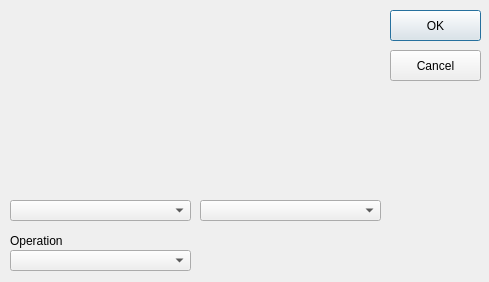
Qt form TMOgui/resources2.ui (cadik/TMS) before a commit.
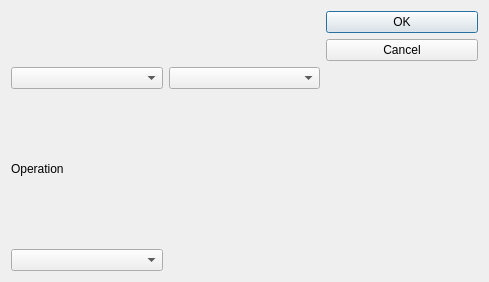
The same form after that commit.

```diff
--- a/TMOgui/resources2.ui
+++ b/TMOgui/resources2.ui
@@ -16,41 +16,55 @@
     <property name="windowTitle">
       <string>Image Operation</string>
     </property>
+  <layout class="QGridLayout" name="gridLayout">
+   <item row="0" column="0" rowspan="2">
+    <widget class="QLabel" name="PixmapLabel1">
+     <property name="scaledContents">
+      <bool>false</bool>
+     </property>
+     <property name="alignment">
+      <set>Qt::AlignCenter</set>
+     </property>
+     <property name="wordWrap">
+      <bool>false</bool>
+     </property>
+    </widget>
+   </item>
+   <item row="0" column="1" rowspan="2">
+    <widget class="QLabel" name="PixmapLabel2">
+     <property name="scaledContents">
+      <bool>false</bool>
+     </property>
+     <property name="alignment">
+      <set>Qt::AlignCenter</set>
+     </property>
+     <property name="wordWrap">
+      <bool>false</bool>
+     </property>
+    </widget>
+   </item>
+   <item row="0" column="2">
     <widget class="QPushButton" name="PushButton3">
-      <property name="geometry">
-        <rect>
-          <x>390</x>
-          <y>10</y>
-          <width>91</width>
-          <height>31</height>
-        </rect>
-      </property>
       <property name="text">
         <string>OK</string>
       </property>
     </widget>
+   </item>
+   <item row="1" column="2">
     <widget class="QPushButton" name="PushButton4">
-      <property name="geometry">
-        <rect>
-          <x>390</x>
-          <y>50</y>
-          <width>91</width>
-          <height>31</height>
-        </rect>
-      </property>
       <property name="text">
         <string>Cancel</string>
       </property>
     </widget>
+   </item>
+   <item row="2" column="0">
+    <widget class="QComboBox" name="ComboBox1"/>
+   </item>
+   <item row="2" column="1">
+    <widget class="QComboBox" name="ComboBox2"/>
+   </item>
+   <item row="3" column="0">
     <widget class="QLabel" name="TextLabel1">
-      <property name="geometry">
-        <rect>
-          <x>10</x>
-          <y>230</y>
-          <width>101</width>
-          <height>21</height>
-        </rect>
-      </property>
       <property name="text">
         <string>Operation</string>
       </property>
@@ -58,74 +72,11 @@
         <bool>false</bool>
       </property>
     </widget>
-    <widget class="QComboBox" name="ComboBox1">
-      <property name="geometry">
-        <rect>
-          <x>10</x>
-          <y>200</y>
-          <width>181</width>
-          <height>21</height>
-        </rect>
-      </property>
-    </widget>
-    <widget class="QComboBox" name="ComboBox2">
-      <property name="geometry">
-        <rect>
-          <x>200</x>
-          <y>200</y>
-          <width>181</width>
-          <height>21</height>
-        </rect>
-      </property>
-    </widget>
-    <widget class="QComboBox" name="ComboBox3">
-      <property name="geometry">
-        <rect>
-          <x>10</x>
-          <y>250</y>
-          <width>181</width>
-          <height>21</height>
-        </rect>
-      </property>
-    </widget>
-    <widget class="QLabel" name="PixmapLabel1">
-      <property name="geometry">
-        <rect>
-          <x>20</x>
-          <y>20</y>
-          <width>161</width>
-          <height>161</height>
-        </rect>
-      </property>
-      <property name="scaledContents">
-        <bool>false</bool>
-      </property>
-      <property name="alignment">
-        <set>Qt::AlignCenter</set>
-      </property>
-      <property name="wordWrap">
-        <bool>false</bool>
-      </property>
-    </widget>
-    <widget class="QLabel" name="PixmapLabel2">
-      <property name="geometry">
-        <rect>
-          <x>210</x>
-          <y>20</y>
-          <width>161</width>
-          <height>161</height>
-        </rect>
-      </property>
-      <property name="scaledContents">
-        <bool>false</bool>
-      </property>
-      <property name="alignment">
-        <set>Qt::AlignCenter</set>
-      </property>
-      <property name="wordWrap">
-        <bool>false</bool>
-      </property>
-    </widget>
+   </item>
+   <item row="4" column="0">
+    <widget class="QComboBox" name="ComboBox3"/>
+   </item>
+  </layout>
   </widget>
   <pixmapfunction>qPixmapFromMimeSource</pixmapfunction>
   <connections>
```
Left out of the diff: 26 changed lines with no effect on the pictures. Lines whose indentation alone changed are shown as unchanged.
